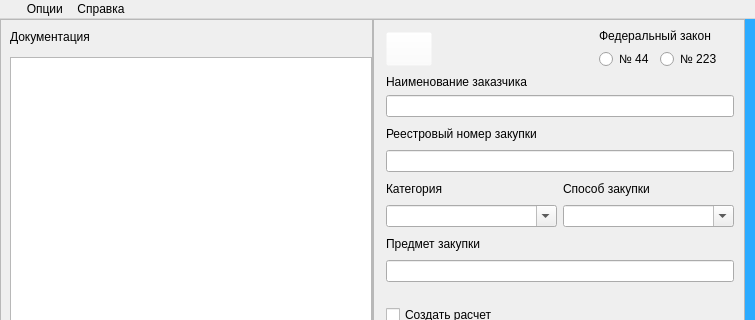
Korolev-Oleg/Tend-Manager, file interface/ui/main_left.ui: the form before one commit; both pictures show x 0 to 755 and y 0 to 320 of the 755 by 536 pixel window.
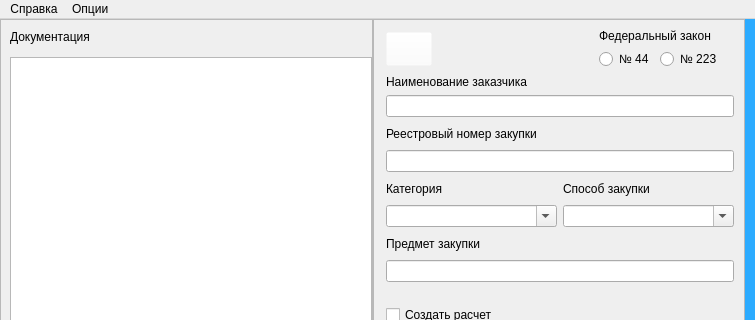
The form after the commit. Icons and pictures are not drawn.

```diff
--- a/interface/ui/main_left.ui
+++ b/interface/ui/main_left.ui
@@ -631,7 +631,7 @@
      </font>
     </property>
     <property name="title">
-     <string>     Опции</string>
+     <string>Опции     </string>
     </property>
     <widget class="QMenu" name="chose_lasts">
      <property name="title">
@@ -660,8 +660,8 @@
     <addaction name="actionLicense_2"/>
     <addaction name="actionAbout_2"/>
    </widget>
-   <addaction name="menu"/>
    <addaction name="menu_2"/>
+   <addaction name="menu"/>
   </widget>
   <action name="openSettings">
    <property name="text">
```
Left out of the diff: 8 changed lines with no effect on the pictures.
